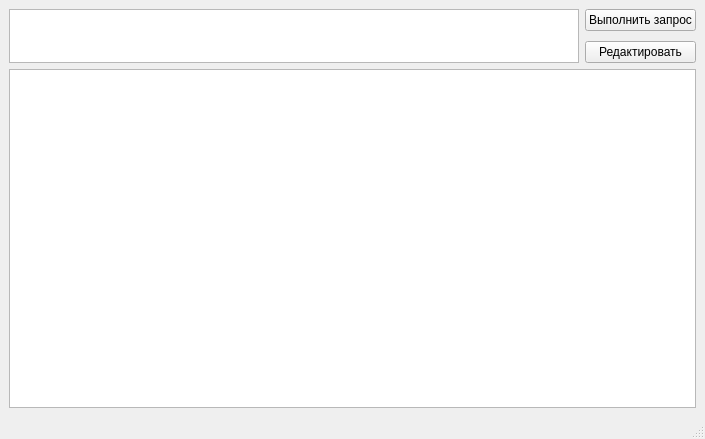
Above: main.ui from yarikmuhatdinov/coffee before the change. Below: the same form after it.
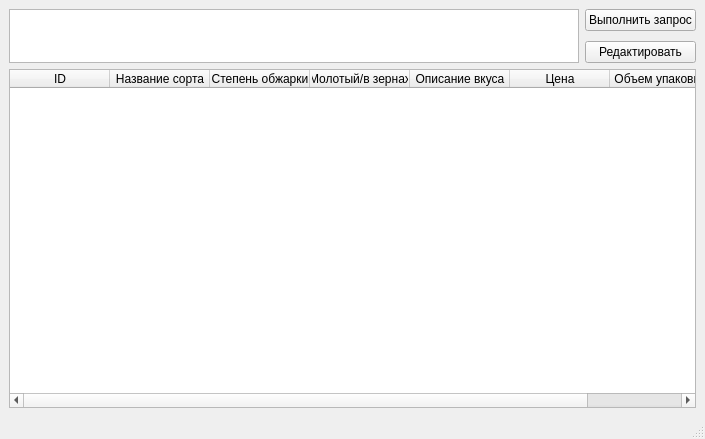
That is the form after the change.

```diff
--- a/main.ui
+++ b/main.ui
@@ -23,7 +23,43 @@
      </widget>
     </item>
     <item row="5" column="0" colspan="2">
-     <widget class="QTableWidget" name="tableWidget"/>
+     <widget class="QTableWidget" name="tableWidget">
+      <column>
+       <property name="text">
+        <string>ID</string>
+       </property>
+      </column>
+      <column>
+       <property name="text">
+        <string>Название сорта</string>
+       </property>
+      </column>
+      <column>
+       <property name="text">
+        <string>Степень обжарки</string>
+       </property>
+      </column>
+      <column>
+       <property name="text">
+        <string>Молотый/в зернах</string>
+       </property>
+      </column>
+      <column>
+       <property name="text">
+        <string>Описание вкуса</string>
+       </property>
+      </column>
+      <column>
+       <property name="text">
+        <string>Цена</string>
+       </property>
+      </column>
+      <column>
+       <property name="text">
+        <string>Объем упаковки</string>
+       </property>
+      </column>
+     </widget>
     </item>
     <item row="1" column="1">
      <widget class="QPushButton" name="pushButtonEdit">
```
